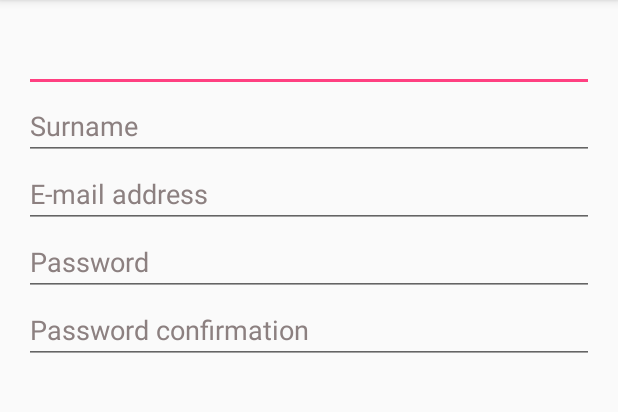
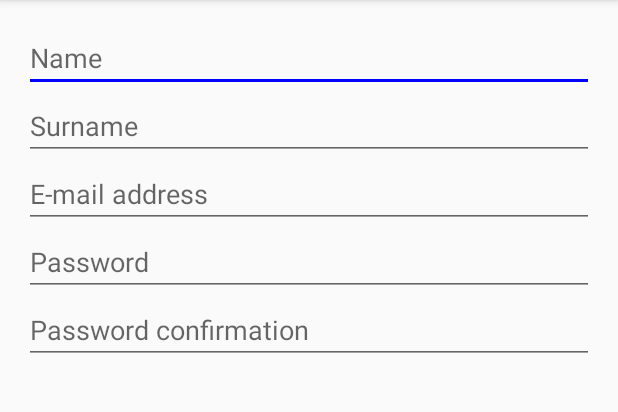
Before and after one commit to lucianoRM/fdrive_frontend, an Android app: the RegistrationActivity screen opened directly, with no data from a screen before it, on a phone screen of 412 x 824 dp, the part 84-496 px from its top. Run offline under Robolectric (Android 15) with nearby library versions, the phone set to English and light mode, and no system bars.

Commit message:
Cambio de disenio. Ahora cambian de color los Edit Text al hacer foco en ellos

```diff
--- a/FDrive/app/src/main/java/com/example/margonari/fdrive/RegistrationActivity.java
+++ b/FDrive/app/src/main/java/com/example/margonari/fdrive/RegistrationActivity.java
@@ -1,8 +1,11 @@
 package com.example.margonari.fdrive;
 
+import android.annotation.TargetApi;
+import android.content.res.ColorStateList;
 import android.graphics.Color;
 import android.graphics.ColorFilter;
 import android.graphics.PorterDuff;
+import android.os.Build;
 import android.support.v7.app.AppCompatActivity;
 import android.os.Bundle;
 import android.view.View;
@@ -20,50 +23,65 @@ public class RegistrationActivity extends AppCompatActivity {
 
         textName = (EditText) findViewById(R.id.editTextName);
         textName.setOnFocusChangeListener(new View.OnFocusChangeListener() {
+            @TargetApi(Build.VERSION_CODES.LOLLIPOP)
             @Override
             public void onFocusChange(View v, boolean hasFocus) {
                 if (hasFocus) {
-                    textName.setText("");
+                    textName.setBackgroundTintList(ColorStateList.valueOf(Color.BLUE));
+                } else {
+                    textName.setBackgroundTintList(ColorStateList.valueOf(Color.GRAY));
                 }
             }
         });
 
         textSurname = (EditText) findViewById(R.id.editTextSurname);
         textSurname.setOnFocusChangeListener(new View.OnFocusChangeListener() {
+            @TargetApi(Build.VERSION_CODES.LOLLIPOP)
             @Override
             public void onFocusChange(View v, boolean hasFocus) {
                 if (hasFocus) {
-                    textSurname.setText("");
+                    textSurname.setBackgroundTintList(ColorStateList.valueOf(Color.BLUE));
+                } else {
+                    textSurname.setBackgroundTintList(ColorStateList.valueOf(Color.GRAY));
                 }
             }
         });
 
         textEmail = (EditText) findViewById(R.id.editTextEmail);
         textEmail.setOnFocusChangeListener(new View.OnFocusChangeListener() {
+            @TargetApi(Build.VERSION_CODES.LOLLIPOP)
             @Override
             public void onFocusChange(View v, boolean hasFocus) {
                 if (hasFocus) {
-                    textEmail.setText("");
+                    textEmail.setBackgroundTintList(ColorStateList.valueOf(Color.BLUE));
+                } else {
+                    textEmail.setBackgroundTintList(ColorStateList.valueOf(Color.GRAY));
                 }
             }
         });
 
         textPassword = (EditText) findViewById(R.id.editTextPassword);
         textPassword.setOnFocusChangeListener(new View.OnFocusChangeListener() {
+            @TargetApi(Build.VERSION_CODES.LOLLIPOP)
             @Override
             public void onFocusChange(View v, boolean hasFocus) {
                 if (hasFocus) {
-                    textPassword.setText("");
+                    textPassword.setBackgroundTintList(ColorStateList.valueOf(Color.BLUE));
+                } else {
+                    textPassword.setBackgroundTintList(ColorStateList.valueOf(Color.GRAY));
                 }
             }
         });
 
         textConfirmPassword = (EditText) findViewById(R.id.editTextPasswordConf);
         textConfirmPassword.setOnFocusChangeListener(new View.OnFocusChangeListener() {
+            @TargetApi(Build.VERSION_CODES.LOLLIPOP)
             @Override
             public void onFocusChange(View v, boolean hasFocus) {
                 if (hasFocus) {
-                    textConfirmPassword.setText("");
+                    textConfirmPassword.setBackgroundTintList(ColorStateList.valueOf(Color.BLUE));
+                } else {
+                    textConfirmPassword.setBackgroundTintList(ColorStateList.valueOf(Color.GRAY));
                 }
             }
         });
--- a/FDrive/app/src/main/res/layout/activity_registration.xml
+++ b/FDrive/app/src/main/res/layout/activity_registration.xml
@@ -11,25 +11,26 @@
         android:layout_width="fill_parent"
         android:layout_height="wrap_content"
         android:inputType="textPersonName"
-        android:text="Name"
         android:ems="10"
         android:id="@+id/editTextName"
         android:layout_alignParentTop="true"
         android:layout_alignParentStart="true"
-        android:textColor="#8c8080"
-        android:autoText="false" />
+        android:autoText="false"
+        android:textCursorDrawable="@null"
+        android:hint="Name" />
+
 
     <EditText
         android:layout_width="fill_parent"
         android:layout_height="wrap_content"
         android:inputType="textPersonName"
-        android:text="Surname"
         android:ems="10"
         android:id="@+id/editTextSurname"
         android:layout_below="@+id/editTextName"
         android:layout_alignParentStart="true"
-        android:textColor="#8c8080"
-        android:autoText="false" />
+        android:autoText="false"
+        android:textCursorDrawable="@null"
+        android:hint="Surname"/>
 
     <EditText
         android:layout_width="fill_parent"
@@ -39,8 +40,9 @@
         android:id="@+id/editTextEmail"
         android:layout_below="@+id/editTextSurname"
         android:layout_alignParentStart="true"
-        android:text="E-mail address"
-        android:textColor="#8c8080" />
+        android:autoText="false"
+        android:textCursorDrawable="@null"
+        android:hint="E-mail address"/>
 
     <EditText
         android:layout_width="fill_parent"
@@ -49,8 +51,9 @@
         android:id="@+id/editTextPassword"
         android:layout_below="@+id/editTextEmail"
         android:layout_alignParentStart="true"
-        android:text="Password"
-        android:textColor="#8c8080" />
+        android:autoText="false"
+        android:textCursorDrawable="@null"
+        android:hint="Password"/>
 
     <EditText
         android:layout_width="fill_parent"
@@ -58,7 +61,8 @@
         android:id="@+id/editTextPasswordConf"
         android:layout_below="@+id/editTextPassword"
         android:layout_alignParentStart="true"
-        android:text="Password confirmation"
-        android:textColor="#8c8080" />
+        android:autoText="false"
+        android:textCursorDrawable="@null"
+        android:hint="Password confirmation"/>
 
 </RelativeLayout>
```
